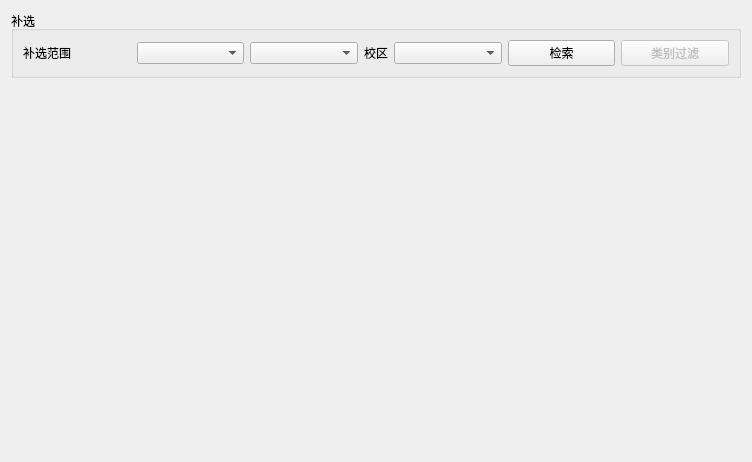
Before: the Qt Designer form Qt-Zhku-Client/SupplementChossing_Ui.ui in yujiecong/Qt-Zhku-Client, drawn with Qt 5.
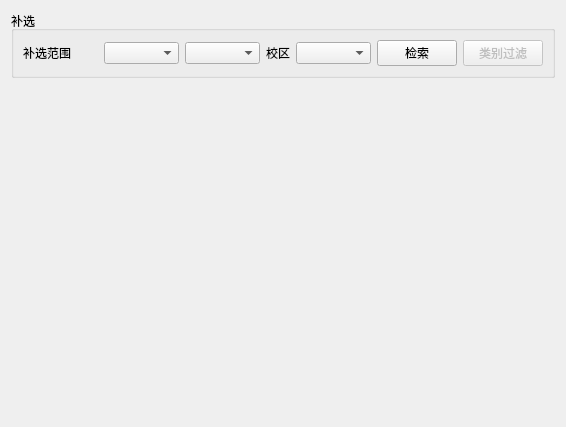
After: the same form once the commit is applied.

```diff
--- a/Qt-Zhku-Client/SupplementChossing_Ui.ui
+++ b/Qt-Zhku-Client/SupplementChossing_Ui.ui
@@ -6,8 +6,8 @@
    <rect>
     <x>0</x>
     <y>0</y>
-    <width>752</width>
-    <height>462</height>
+    <width>566</width>
+    <height>427</height>
    </rect>
   </property>
   <property name="windowTitle">
```
